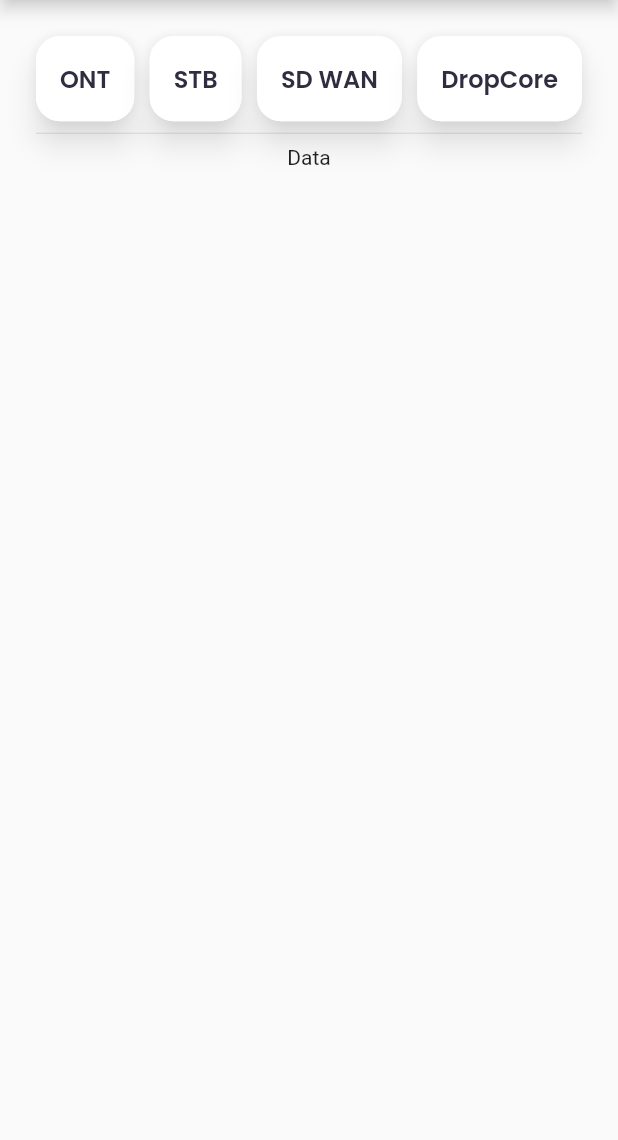
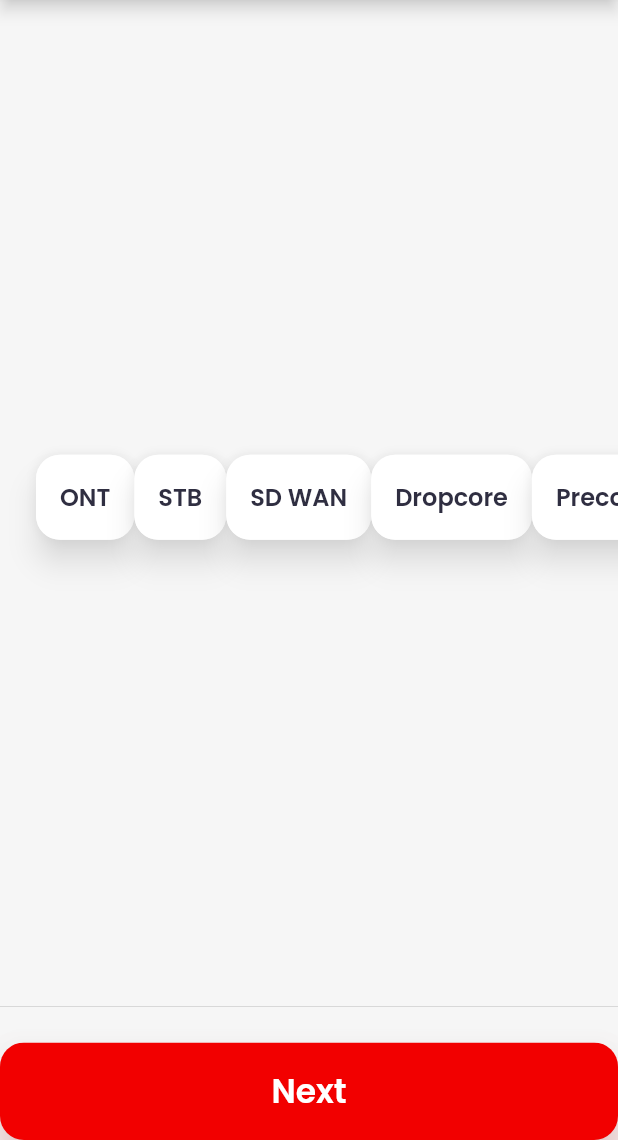
Before and after one commit to imaldila/dbam, a Flutter app: the FormMaterial screen opened directly, on a phone screen of 412 x 824 dp, the part 96-1236 px from its top. Run offline on Flutter 3.47's test engine with Material 2 defaults, Android fonts, the phone set to English and light mode, and no system bars; our stand-ins replace flutter_svg, google_fonts, page_transition; project files that could hold a hidden picture were left out.

Commit message:
refractor form material

```diff
--- a/lib/main.dart
+++ b/lib/main.dart
@@ -1,4 +1,5 @@
 import 'package:d_bam/constants.dart';
+import 'package:d_bam/models/category_data.dart';
 import 'package:d_bam/models/datepicker.dart';
 import 'package:d_bam/models/package_data.dart';
 import 'package:d_bam/screens/home_screen.dart';
@@ -21,6 +22,9 @@
         }),
         ChangeNotifierProvider<DatePicker>(create: (BuildContext context) {
           return DatePicker();
+        }),
+        ChangeNotifierProvider<CategoryData>(create: (BuildContext context) {
+          return CategoryData();
         }),
       ],
       child: MaterialApp(
--- /dev/null
+++ b/lib/models/category.dart
@@ -0,0 +1,13 @@
+import 'package:flutter/cupertino.dart';
+
+class Category {
+  String label;
+  Color colour;
+  bool isSelected;
+
+  Category(this.label, this.colour, this.isSelected);
+
+  void toggleDone() {
+    isSelected = !isSelected;
+  }
+}
--- /dev/null
+++ b/lib/models/category_data.dart
@@ -0,0 +1,51 @@
+import 'dart:collection';
+
+import 'package:d_bam/constants.dart';
+import 'package:d_bam/models/category.dart';
+import 'package:flutter/cupertino.dart';
+
+class CategoryData extends ChangeNotifier {
+  // bool selected = false;
+  final List<Category> _categories = [
+    Category('ONT', kBgColour, false),
+    Category('STB', kBgColour, false),
+    Category('SD WAN', kBgColour, false),
+    Category('Dropcore', kBgColour, false),
+    Category('Preconn 50M', kBgColour, false),
+    Category('Preconn 80M', kBgColour, false),
+    Category('RJ 11 / RJ 45', kBgColour, false),
+    Category('S-Clamp', kBgColour, false),
+    Category('Clamp Hook', kBgColour, false),
+    Category('Roset', kBgColour, false),
+    Category('SOC', kBgColour, false),
+    Category('Tray Cable', kBgColour, false),
+    Category('Patchcore', kBgColour, false),
+    Category('Cable UTP', kBgColour, false),
+  ];
+
+  int get categoryCount {
+    return _categories.length;
+  }
+
+  String? _selectedCategory;
+
+  UnmodifiableListView<Category> get categories {
+    return UnmodifiableListView(_categories);
+  }
+
+  String? get selected {
+    return _selectedCategory;
+  }
+
+  set selected(final String? category) {
+    _selectedCategory = category;
+    notifyListeners();
+  }
+
+  void updateCategory(Category category) {
+    category.toggleDone();
+    notifyListeners();
+  }
+
+
+}
--- a/lib/screens/form_material_screen.dart
+++ b/lib/screens/form_material_screen.dart
@@ -1,28 +1,54 @@
+import 'package:d_bam/models/category_data.dart';
+import 'package:d_bam/widgets/my_button_rounded.dart';
 import 'package:flutter/material.dart';
 import 'package:flutter_svg/flutter_svg.dart';
+import 'package:provider/provider.dart';
 
 import '../constants.dart';
 
-class FormMaterial extends StatelessWidget {
-  const FormMaterial({Key? key}) : super(key: key);
+class FormMaterial extends StatefulWidget {
+  FormMaterial({Key? key}) : super(key: key);
+
+  @override
+  State<FormMaterial> createState() => _FormMaterialState();
+}
+
+class _FormMaterialState extends State<FormMaterial> {
+  bool isSelected = false;
+  final List<String> _filters = <String>[];
 
   @override
   Widget build(BuildContext context) {
     Size size = MediaQuery.of(context).size;
-    return Scaffold(
+
+    return Consumer<CategoryData>(
+      builder: (context, categoryData, child) => Scaffold(
+        backgroundColor: kBgColour,
         appBar: buildAppBar(context),
-        body: ListView(
+        //This is not finish !!!
+        body: Column(
+          crossAxisAlignment: CrossAxisAlignment.stretch,
+          children: [
+            Flexible(
+              child: ListView.builder(
                 padding: EdgeInsets.symmetric(
                   vertical: 24,
                   horizontal: kHorPadding,
                 ),
+                itemCount: categoryData.categoryCount,
+                scrollDirection: Axis.horizontal,
+                itemBuilder: (BuildContext context, int index) => Row(
+                  mainAxisAlignment: MainAxisAlignment.start,
+                  crossAxisAlignment: CrossAxisAlignment.center,
                   children: [
-              Column(
-                children: [
-                  Row(
-                    mainAxisAlignment: MainAxisAlignment.spaceBetween,
-                    children: [
-                      FittedBox(
+                    InkWell(
+                      borderRadius: BorderRadius.circular(16),
+                      onTap: () {
+                        setState(() {
+                          isSelected = !isSelected;
+                        });
+                      },
+                      child: FittedBox(
                         fit: BoxFit.none,
                         child: Material(
                           elevation: 8,
@@ -32,63 +58,55 @@
                             decoration: kStyleBoxDecoration,
                             padding: EdgeInsets.all(kPadding),
                             height: size.height / 14.5,
-                            child: Text('ONT', style: kTextStyle16Bold),
+                            child: Text(categoryData.categories[index].label,
+                                style: kTextStyle16Bold),
                             alignment: Alignment.center,
                           ),
-                        ),
-                      ),
-                      FittedBox(
-                        fit: BoxFit.none,
-                        child: Material(
-                          elevation: 8,
-                          borderRadius: BorderRadius.circular(16),
-                          shadowColor: Colors.white,
-                          child: Container(
-                            decoration: kStyleBoxDecoration,
-                            padding: EdgeInsets.all(kPadding),
-                            height: size.height / 14.5,
-                            child: Text('STB', style: kTextStyle16Bold),
-                            alignment: Alignment.center,
-                          ),
-                        ),
-                      ),
-                      FittedBox(
-                        fit: BoxFit.none,
-                        child: Material(
-                          elevation: 8,
-                          borderRadius: BorderRadius.circular(16),
-                          shadowColor: Colors.white,
-                          child: Container(
-                            decoration: kStyleBoxDecoration,
-                            padding: EdgeInsets.all(kPadding),
-                            height: size.height / 14.5,
-                            child: Text('SD WAN', style: kTextStyle16Bold),
-                            alignment: Alignment.center,
-                          ),
-                        ),
-                      ),
-                      FittedBox(
-                        fit: BoxFit.none,
-                        child: Material(
-                          elevation: 8,
-                          borderRadius: BorderRadius.circular(16),
-                          shadowColor: Colors.white,
-                          child: Container(
-                            decoration: kStyleBoxDecoration,
-                            padding: EdgeInsets.all(kPadding),
-                            height: size.height / 14.5,
-                            child: Text('DropCore', style: kTextStyle16Bold),
-                            alignment: Alignment.center,
                         ),
                       ),
                     ),
                   ],
                 ),
+                // FilterChip(
+                //     selected:
+                //         _filters.contains(categoryData.categories[1].label),
+                //     label: Text(categoryData.categories[1].label),
+                //     onSelected: (bool selected) {
+                //       setState(() {
+                //         isSelected = !isSelected;
+                //         // if (selected) {
+                //         //   _filters.add(categoryData.categories[1].label);
+                //         // } else {
+                //         //   _filters.removeWhere((String name) {
+                //         //     return name == categoryData.categories[1].label;
+                //         //   });
+                //         // }
+                //         print(selected);
+                //       });
+                //     }),
+              ),
+            ),
             Divider(),
-                  Text('Data')
+            Visibility(
+              visible: categoryData.categories[1].isSelected,
+              child: Text('asdas'),
+            ),
+            Visibility(
+                visible: categoryData.categories[2].isSelected,
+                child: Text('asd12321as')),
+            SizedBox(
+              height: kPadding,
+            ),
+            BottonRounded(
+              title: 'Next',
+              onPressed: () {
+                print(categoryData.categories[1].label);
+              },
+            ),
           ],
         ),
-            ]));
+      ),
+    );
   }
 
   AppBar buildAppBar(BuildContext context) {
@@ -130,3 +148,65 @@
     );
   }
 }
+
+class ActorFilterEntry {
+  const ActorFilterEntry(this.name, this.initials);
+  final String name;
+  final String initials;
+}
+
+class CastFilter extends StatefulWidget {
+  const CastFilter({Key? key}) : super(key: key);
+
+  @override
+  State createState() => CastFilterState();
+}
+
+class CastFilterState extends State<CastFilter> {
+  final List<ActorFilterEntry> _cast = <ActorFilterEntry>[
+    const ActorFilterEntry('Aaron Burr', 'AB'),
+    const ActorFilterEntry('Alexander Hamilton', 'AH'),
+    const ActorFilterEntry('Eliza Hamilton', 'EH'),
+    const ActorFilterEntry('James Madison', 'JM'),
+    const ActorFilterEntry('Aasd Madison', 'JM'),
+    const ActorFilterEntry('Jamgasdases Madison', 'JM'),
+  ];
+  final List<String> _filters = <String>[];
+
+  Iterable<Widget> get actorWidgets sync* {
+    for (final ActorFilterEntry actor in _cast) {
+      yield Padding(
+        padding: const EdgeInsets.all(4.0),
+        child: FilterChip(
+          avatar: CircleAvatar(child: Text(actor.initials)),
+          label: Text(actor.name),
+          selected: _filters.contains(actor.name),
+          onSelected: (bool value) {
+            setState(() {
+              if (value) {
+                _filters.add(actor.name);
+              } else {
+                _filters.removeWhere((String name) {
+                  return name == actor.name;
+                });
+              }
+            });
+          },
+        ),
+      );
+    }
+  }
+
+  @override
+  Widget build(BuildContext context) {
+    return Column(
+      mainAxisAlignment: MainAxisAlignment.center,
+      children: <Widget>[
+        Wrap(
+          children: actorWidgets.toList(),
+        ),
+        Text('Look for: ${_filters.join(', ')}'),
+      ],
+    );
+  }
+}
--- a/lib/widgets/my_dropdown_list.dart
+++ b/lib/widgets/my_dropdown_list.dart
@@ -8,11 +8,9 @@
 class MyDropDownList extends StatelessWidget {
   MyDropDownList({
     Key? key,
-    this.listTitle,
     this.formKey,
   }) : super(key: key);
 
-  final String? listTitle;
   final GlobalKey? formKey;
 
   @override
```
Also changed, not shown: lib/screens/choose_screen.dart (+9 -1 lines), lib/screens/form_gangguan_screen.dart (+2 -7 lines). Lines whose indentation alone changed are shown as unchanged.
